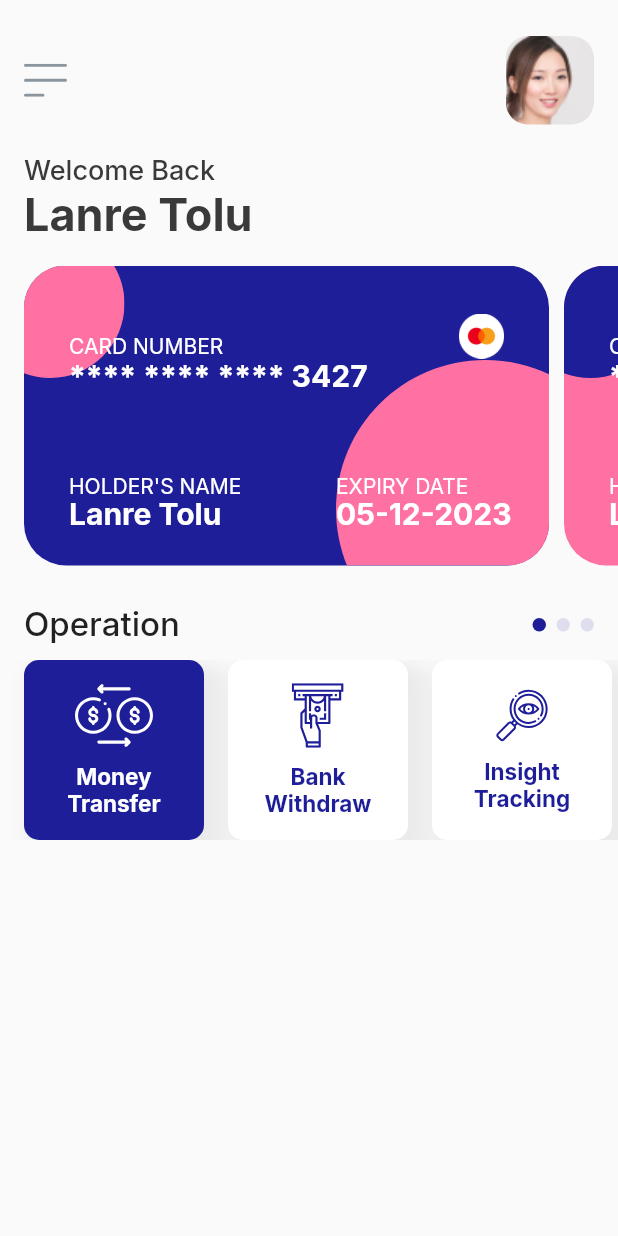
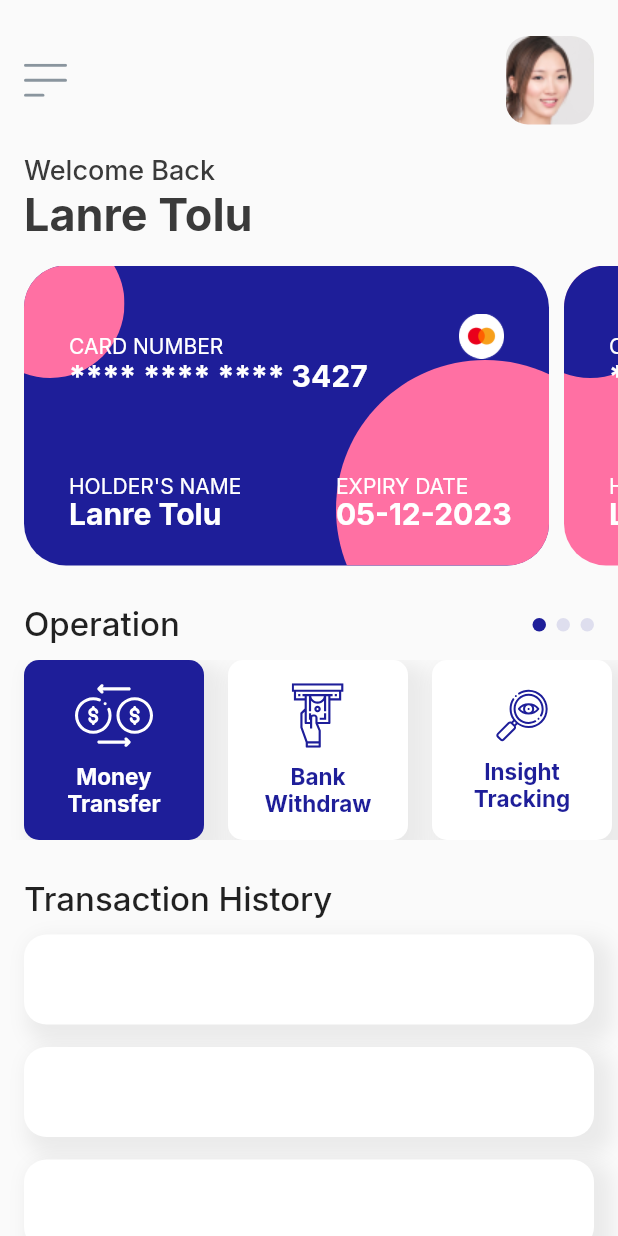
Before and after one commit to tolopsy/moora-fintech, a Flutter app: the screen it shows after launch, on a phone screen of 412 x 824 dp. Run offline on Flutter 3.47's test engine with Material 2 defaults, Android fonts, the phone set to English and light mode, and no system bars; our stand-ins replace flutter_svg, google_fonts.

Commit message:
started transaction section

```diff
--- a/lib/screens/home_screen.dart
+++ b/lib/screens/home_screen.dart
@@ -4,6 +4,7 @@ import 'package:google_fonts/google_fonts.dart';
 import 'package:moora_ui/constants/color_constants.dart';
 import 'package:moora_ui/models/card_models.dart';
 import 'package:moora_ui/models/operation_models.dart';
+import 'package:moora_ui/models/transaction_models.dart';
 
 class HomeScreen extends StatefulWidget {
   @override
@@ -244,7 +245,41 @@ class _HomeScreenState extends State<HomeScreen> {
               ),
             ),
 
-
+            // Transaction History
+            Padding(
+              padding:
+                  EdgeInsets.only(left: 16, top: 26, bottom: 10, right: 10),
+              child: Text(
+                "Transaction History",
+                style: GoogleFonts.inter(
+                  fontSize: 22,
+                  fontWeight: FontWeight.w500,
+                ),
+              ),
+            ),
+            ListView.builder(
+              itemCount: transactions.length,
+              padding: EdgeInsets.only(left: 16, right: 16),
+              shrinkWrap: true,
+              itemBuilder: (context, index) {
+                return Container(
+                  margin: EdgeInsets.only(bottom: 15),
+                  padding:
+                      EdgeInsets.only(left: 20, right: 20, top: 15, bottom: 15),
+                  height: 60,
+                  decoration: BoxDecoration(
+                      color: kWhiteColor,
+                      borderRadius: BorderRadius.circular(15),
+                      boxShadow: [
+                        BoxShadow(
+                            color: kTenBlackColor,
+                            blurRadius: 10,
+                            spreadRadius: 5,
+                            offset: Offset(7, 7))
+                      ]),
+                );
+              },
+            )
           ],
         ),
       ),
```
